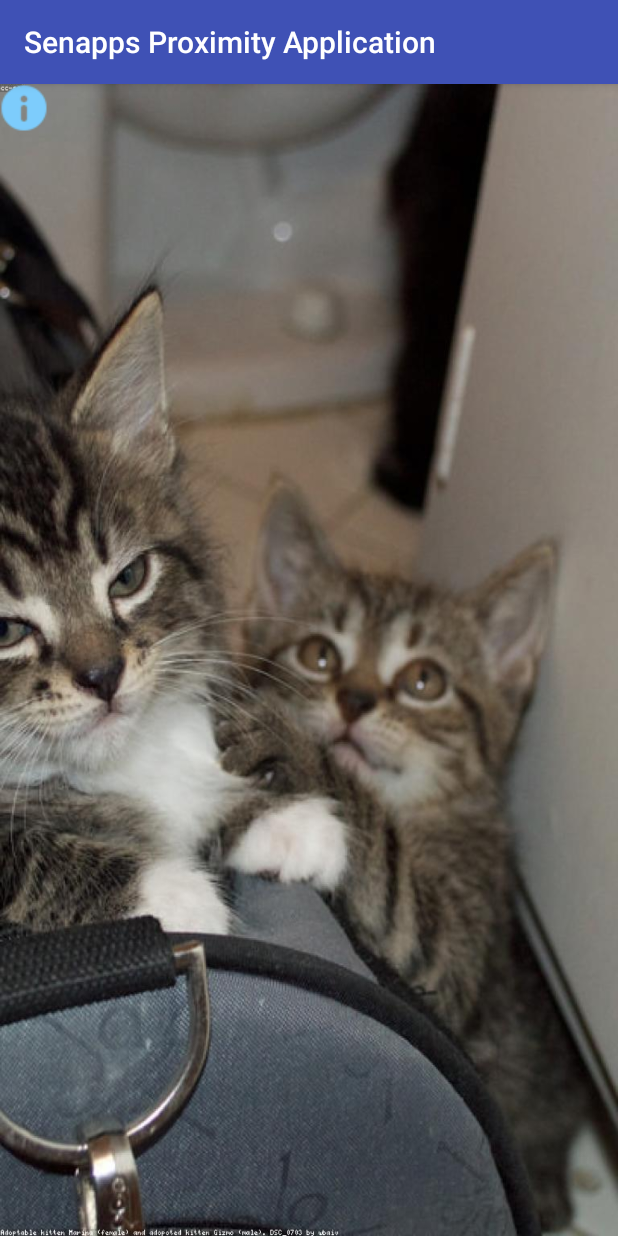
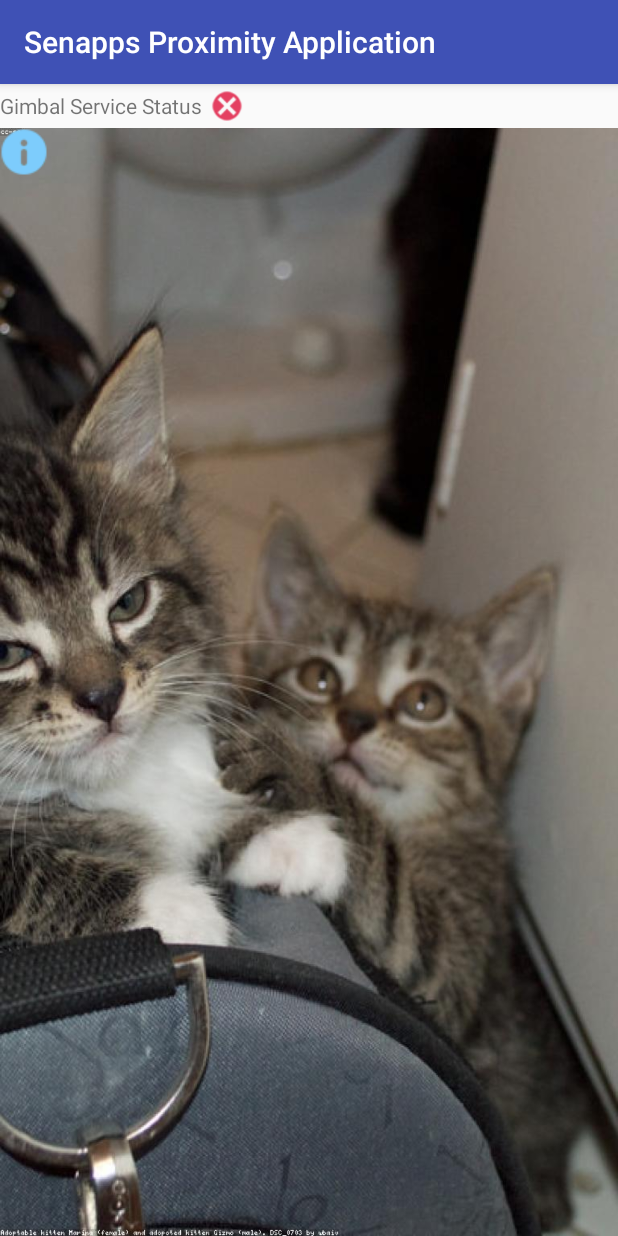
Before and after one commit to CCninja86/SenappsProximityApplication, an Android app: the screen it shows after launch (MainActivity), on a phone screen of 412 x 824 dp. Run offline under Robolectric (Android 15) with nearby library versions, the light colour scheme and no system bars; our stand-ins replace Volley; libraries missing offline, so code that uses them is left out: com.gimbal.android, com.gimbal.logging; 14 statements that could not run were skipped.

Commit message:
- Add Gimbal Service Status Indicator

```diff
--- a/app/src/main/java/nz/james/senappsproximityapplication/MainActivity.java
+++ b/app/src/main/java/nz/james/senappsproximityapplication/MainActivity.java
@@ -3,15 +3,15 @@ package nz.james.senappsproximityapplication;
 import android.Manifest;
 import android.app.FragmentTransaction;
 import android.content.pm.PackageManager;
+import android.net.Uri;
 import android.os.Bundle;
 import android.support.v4.app.ActivityCompat;
 import android.support.v4.content.ContextCompat;
 import android.support.v7.app.AppCompatActivity;
 
-public class MainActivity extends AppCompatActivity implements WelcomeFragment.OnFragmentInteractionListener {
+public class MainActivity extends AppCompatActivity implements WelcomeFragment.OnFragmentInteractionListener, InformationFragment.OnFragmentInteractionListener {
 
     public static final int PERMISSION_FINE_LOCATION = 1;
-    private FragmentTransaction fragmentTransaction = getFragmentManager().beginTransaction();
 
     @Override
     protected void onCreate(Bundle savedInstanceState) {
@@ -33,6 +33,7 @@ public class MainActivity extends AppCompatActivity implements WelcomeFragment.O
         switch (action){
             case "information":
                 InformationFragment informationFragment = new InformationFragment();
+                FragmentTransaction fragmentTransaction = getFragmentManager().beginTransaction();
                 fragmentTransaction.replace(R.id.container, informationFragment);
                 fragmentTransaction.addToBackStack(null);
                 fragmentTransaction.commit();
@@ -55,8 +56,13 @@ public class MainActivity extends AppCompatActivity implements WelcomeFragment.O
 
     private void startApp(){
         WelcomeFragment welcomeFragment = new WelcomeFragment();
+        FragmentTransaction fragmentTransaction = getFragmentManager().beginTransaction();
         fragmentTransaction.add(R.id.container, welcomeFragment);
         fragmentTransaction.commit();
     }
 
+    @Override
+    public void onFragmentInteraction(Uri uri) {
+
+    }
 }
--- a/app/src/main/java/nz/james/senappsproximityapplication/WelcomeFragment.java
+++ b/app/src/main/java/nz/james/senappsproximityapplication/WelcomeFragment.java
@@ -4,6 +4,7 @@ import android.app.Fragment;
 import android.content.Context;
 import android.os.AsyncTask;
 import android.os.Bundle;
+import android.os.Handler;
 import android.util.Log;
 import android.view.LayoutInflater;
 import android.view.View;
@@ -63,9 +64,9 @@ public class WelcomeFragment extends Fragment {
     public ListView listView;
 
     private Map<String, String> headers;
+    RequestQueue queue;
 
-    RequestQueue queue;
-    private Response.Listener<GimbalPlace> gimbalPlaceListener;
+    private ImageView imageViewServiceStatus;
 
     public WelcomeFragment() {
         // Required empty public constructor
@@ -112,6 +113,9 @@ public class WelcomeFragment extends Fragment {
             }
         });
 
+        imageViewServiceStatus = (ImageView) view.findViewById(R.id.imageViewServiceStatus);
+        imageViewServiceStatus.setImageResource(R.drawable.gimbal_service_offline_32);
+
         queue = Volley.newRequestQueue(getActivity());
         headers = new HashMap<>();
         headers.put("Content-Type", "application/json");
@@ -121,7 +125,12 @@ public class WelcomeFragment extends Fragment {
 
         if(!Gimbal.isStarted()){
             Gimbal.start();
+            imageViewServiceStatus.setImageResource(R.drawable.gimbal_service_online_32);
+        } else {
+            imageViewServiceStatus.setImageResource(R.drawable.gimbal_service_online_32);
         }
+
+        monitorGimbalStatus();
 
         initView();
         monitorPlace();
@@ -186,7 +195,6 @@ public class WelcomeFragment extends Fragment {
 
     private void initView() {
         GimbalLogConfig.enableUncaughtExceptionLogging();
-        Toast.makeText(getActivity(), "Gimbal API Key Successfully Set", Toast.LENGTH_SHORT).show();
         GimbalDebugger.enableBeaconSightingsLogging();
     }
 
@@ -218,6 +226,7 @@ public class WelcomeFragment extends Fragment {
             public void onVisitStart(Visit visit) {
                 super.onVisitStart(visit);
 
+                Toast.makeText(getActivity(), "Visit started", Toast.LENGTH_LONG).show();
                 GetPlaceTask getPlaceTask = new GetPlaceTask(visit.getPlace().getIdentifier());
                 getPlaceTask.execute();
 
@@ -242,6 +251,7 @@ public class WelcomeFragment extends Fragment {
     private class GetPlaceTask extends AsyncTask<Void, Void, Void> {
 
         private String placeID;
+        private Response.Listener<GimbalPlace> gimbalPlaceListener;
         private Response.ErrorListener errorListener;
 
 
@@ -250,8 +260,8 @@ public class WelcomeFragment extends Fragment {
 
             gimbalPlaceListener = new Response.Listener<GimbalPlace>() {
                 @Override
-                public void onResponse(GimbalPlace response) {
-                    GimbalBeacon beacon = response.getBeacons()[0];
+                public void onResponse(GimbalPlace place) {
+                    GimbalBeacon beacon = place.getBeacons()[0];
                     String beaconFactoryID = beacon.getFactoryId();
 
                     Toast.makeText(getActivity(), "The Factory ID for the Beacon associated with this place is " + beaconFactoryID, Toast.LENGTH_LONG).show();
@@ -308,8 +318,8 @@ public class WelcomeFragment extends Fragment {
 
             gimbalBeaconListener = new Response.Listener<GimbalBeacon>() {
                 @Override
-                public void onResponse(GimbalBeacon response) {
-                    int associatedInteractionID = Integer.parseInt(response.getAttributes().get("associated_interaction_ID"));
+                public void onResponse(GimbalBeacon beacon) {
+                    int associatedInteractionID = Integer.parseInt(beacon.getAttributes().get("associated_interaction_ID"));
                     Toast.makeText(getActivity(), "The ID of the Interaction associated with the Beacon is " + associatedInteractionID, Toast.LENGTH_LONG).show();
 
                 }
@@ -344,4 +354,25 @@ public class WelcomeFragment extends Fragment {
 
         }
     }
+
+    private void monitorGimbalStatus(){
+        final Handler handler = new Handler();
+        handler.postDelayed(new Runnable() {
+            private long time = 0;
+
+            @Override
+            public void run() {
+                if(Gimbal.isStarted()){
+                    imageViewServiceStatus.setImageResource(R.drawable.gimbal_service_online_32);
+                } else {
+                    imageViewServiceStatus.setImageResource(R.drawable.gimbal_service_offline_32);
+                    Toast.makeText(getActivity(), "Gimbal Service went offline", Toast.LENGTH_LONG).show();
+                }
+
+
+                time += 5000;
+                handler.postDelayed(this, 5000);
+            }
+        }, 5000);
+    }
 }
--- a/app/src/main/res/layout/fragment_welcome.xml
+++ b/app/src/main/res/layout/fragment_welcome.xml
@@ -14,16 +14,35 @@
         android:layout_alignParentBottom="true"
         android:layout_alignParentEnd="true"
         android:layout_alignParentStart="true"
-        android:layout_alignParentTop="true"
         android:scaleType="fitXY"
-        app:srcCompat="@drawable/welcome_placeholder" />
+        app:srcCompat="@drawable/welcome_placeholder"
+        android:layout_alignTop="@+id/imageViewInformation" />
 
     <ImageView
         android:id="@+id/imageViewInformation"
         android:layout_width="wrap_content"
         android:layout_height="wrap_content"
+        app:srcCompat="@drawable/information_icon"
+        android:layout_alignParentTop="true"
+        android:layout_alignParentStart="true"
+        android:layout_marginTop="29dp" />
+
+    <TextView
+        android:id="@+id/textViewServiceStatus"
+        android:layout_width="wrap_content"
+        android:layout_height="wrap_content"
+        android:layout_above="@+id/imageViewBackground"
         android:layout_alignParentStart="true"
         android:layout_alignParentTop="true"
-        app:srcCompat="@drawable/information_icon" />
+        android:gravity="center"
+        android:text="Gimbal Service Status" />
+
+    <ImageView
+        android:id="@+id/imageViewServiceStatus"
+        android:layout_width="wrap_content"
+        android:layout_height="wrap_content"
+        android:layout_above="@+id/imageViewBackground"
+        android:layout_toEndOf="@+id/textViewServiceStatus"
+        app:srcCompat="@drawable/gimbal_service_offline_32" />
 
 </RelativeLayout>
```
Also changed, not shown: app/src/main/java/nz/james/senappsproximityapplication/Stopwatch.java (added, +119 -0 lines), app/src/main/res/drawable/gimbal_service_offline.png (added), app/src/main/res/drawable/gimbal_service_offline_32.png (added), app/src/main/res/drawable/gimbal_service_online.png (added), app/src/main/res/drawable/gimbal_service_online_32.png (added).
